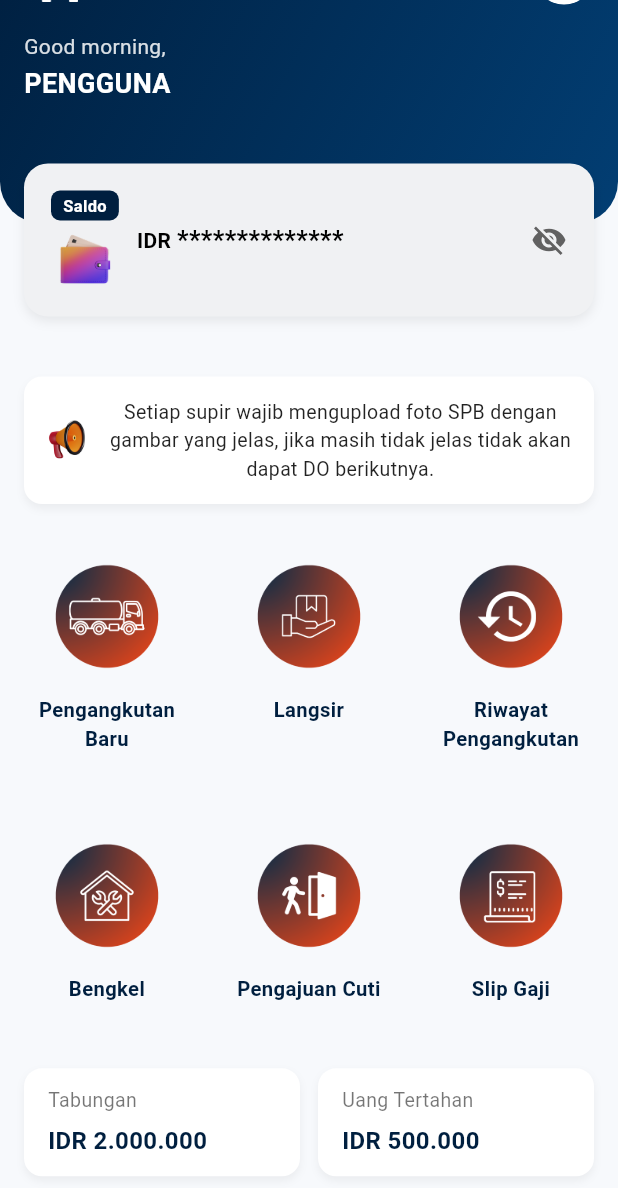
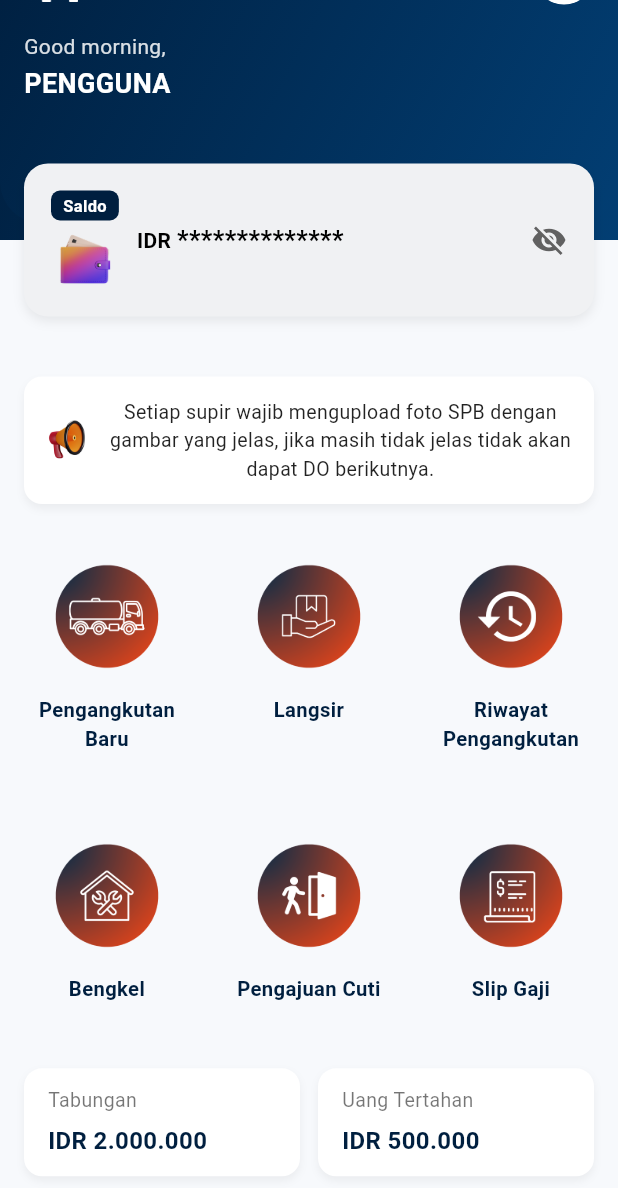
Before and after one commit to nurhidayat-agung/BKM_Flutter, a Flutter app: the HomePage screen opened directly with empty values, scrolled down 61 dp, on a phone screen of 412 x 824 dp. Shown: the top 1188 px of the screen. Run offline on Flutter 3.47's test engine with Material 3 defaults, Android fonts, the phone set to English and light mode, and no system bars; our stand-ins replace bloc, equatable, flutter_bloc, hive, hive_flutter, image_picker and 2 more; accounts and stored records are empty; network calls fail.

```diff
--- a/lib/ui/pages/home/home_page.dart
+++ b/lib/ui/pages/home/home_page.dart
@@ -1,4 +1,5 @@
 import 'package:flutter/material.dart';
+import 'package:flutter/services.dart';
 import 'package:flutter_bloc/flutter_bloc.dart';
 import 'package:newbkmmobile/blocs/home/home_bloc.dart';
 import 'package:newbkmmobile/blocs/home/home_event.dart';
@@ -38,20 +39,40 @@ class _HomePageState extends State<HomePage> {
     super.dispose();
   }
 
+
   @override
   Widget build(BuildContext context) {
     return BlocProvider.value(
       value: _homeBloc,
+      child: AnnotatedRegion<SystemUiOverlayStyle>(
+        value: const SystemUiOverlayStyle(
+          statusBarColor: Colors.transparent, // biar bisa gradient header terlihat
+          statusBarIconBrightness: Brightness.light,
+        ),
         child: Scaffold(
           backgroundColor: const Color(0xFFF7F9FC),
-        body: SafeArea(
+          body: Stack(
+            children: [
+              // 🔹 HEADER BACKGROUND (gradient full ke atas)
+              Container(
+                height: 160, // atau sesuai header height
+                decoration: const BoxDecoration(
+                  gradient: LinearGradient(
+                    colors: [Color(0xFF001F3F), Color(0xFF023E73)],
+                    begin: Alignment.topLeft,
+                    end: Alignment.bottomRight,
+                  ),
+                ),
+              ),
+
+              // 🔹 BODY
+              SafeArea(
                 child: BlocBuilder<HomeBloc, HomeState>(
                   builder: (context, state) {
+                    String tabungan = "2.000.000";
+                    String uangTertahan = "500.000";
                     String userName = "Pengguna";
                     String balance = "0";
-              String tabungan = "2.000.000";
-              String uangTertahan = "500.000";
-
                     if (state is HomeLoaded) {
                       userName = state.name;
                       balance = state.balance;
@@ -282,6 +303,9 @@ class _HomePageState extends State<HomePage> {
                   },
                 ),
               ),
+            ],
+          ),
+        ),
       ),
     );
   }
```
Also changed, not shown: lib/blocs/history/history_bloc.dart (+5 -5 lines), lib/repositories/history_repository.dart (+18 -0 lines), lib/ui/pages/history/history_page.dart (+26 -5 lines). Lines whose indentation alone changed are shown as unchanged.
